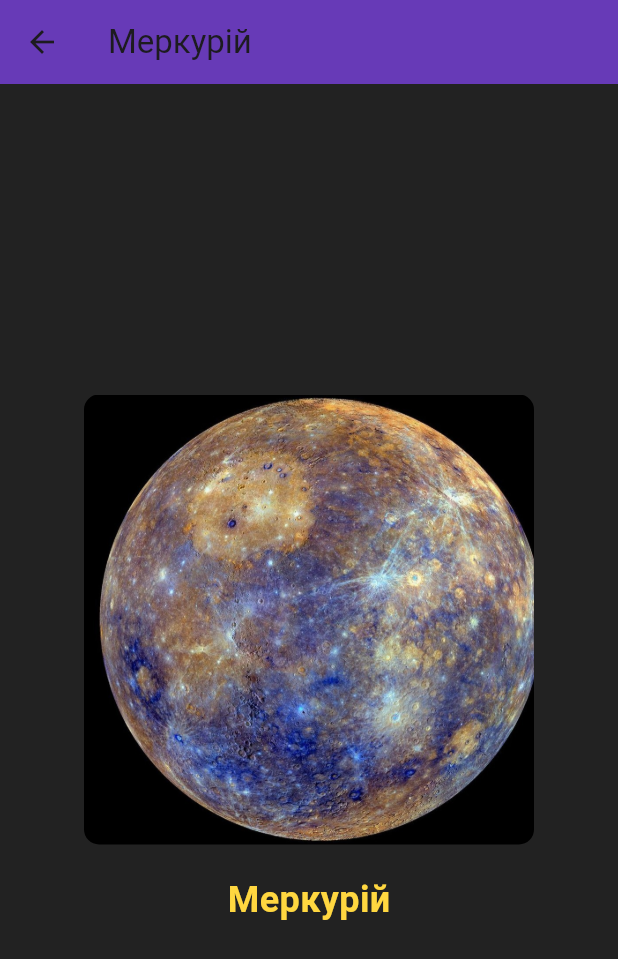
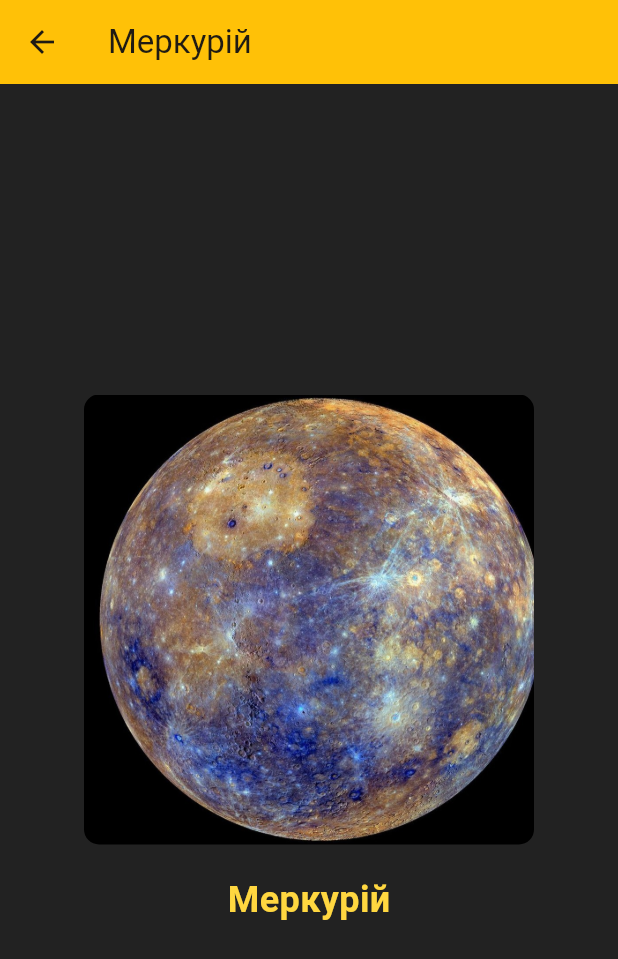
Before and after one commit to LoLoL200/Sun-System, a Flutter app: the screen it shows after launch, after a tap on "Меркурій", on a phone screen of 412 x 824 dp. Shown: the top 959 px of the screen. Run offline on Flutter 3.47's test engine with Material 3 defaults, Android fonts, the phone set to English and light mode, and no system bars.

Commit message:
Краткое описание изменений

```diff
--- a/lib/main.dart
+++ b/lib/main.dart
@@ -15,7 +15,7 @@ class MainApp extends StatelessWidget {
       debugShowCheckedModeBanner: false,
       title: 'Планети Сонячної системи',
       theme: ThemeData(
-        colorScheme: ColorScheme.fromSeed(seedColor: Colors.deepPurple),
+        colorScheme: ColorScheme.fromSeed(seedColor: Colors.amber),
       ),
       initialRoute: '/home',
       routes: appRoutes, // ось тут підключення маршрутів
--- a/lib/screen/planet_detail_page.dart
+++ b/lib/screen/planet_detail_page.dart
@@ -13,7 +13,7 @@ class PlanetDetailPage extends StatelessWidget {
   @override
   Widget build(BuildContext context) {
     return Scaffold(
-      appBar: AppBar(title: Text(name), backgroundColor: Colors.deepPurple),
+      appBar: AppBar(title: Text(name), backgroundColor: Colors.amber),
       backgroundColor: Colors.black87,
       body: Center(
         child: Column(
```
Also changed, not shown: flutter_01.png (added), flutter_02.png (added), flutter_03.png (added).
